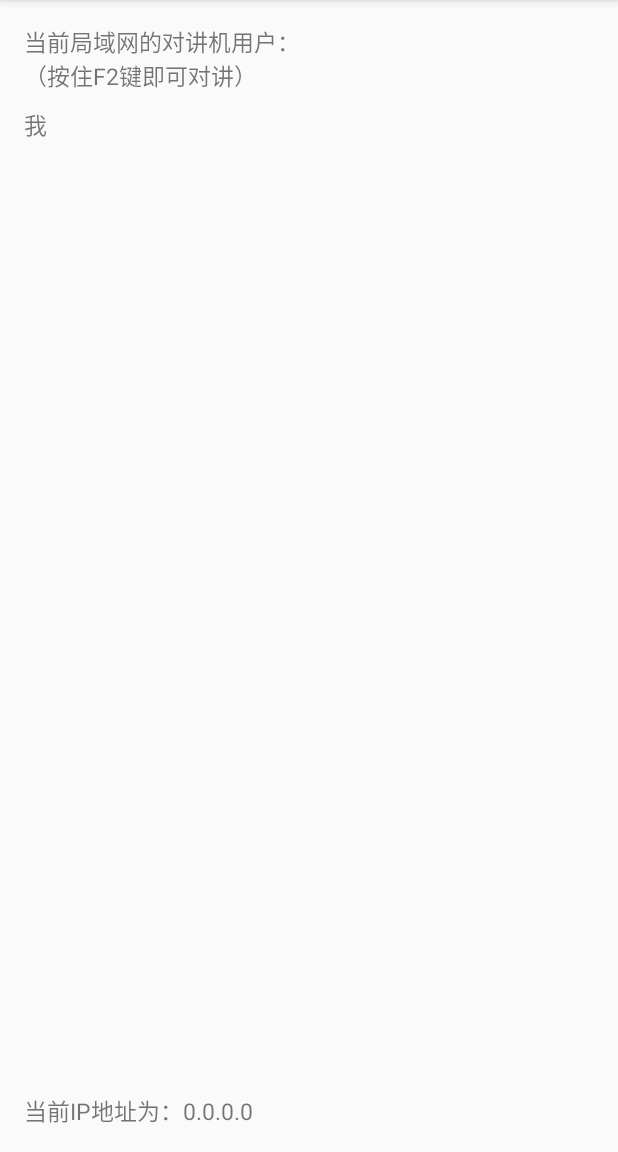
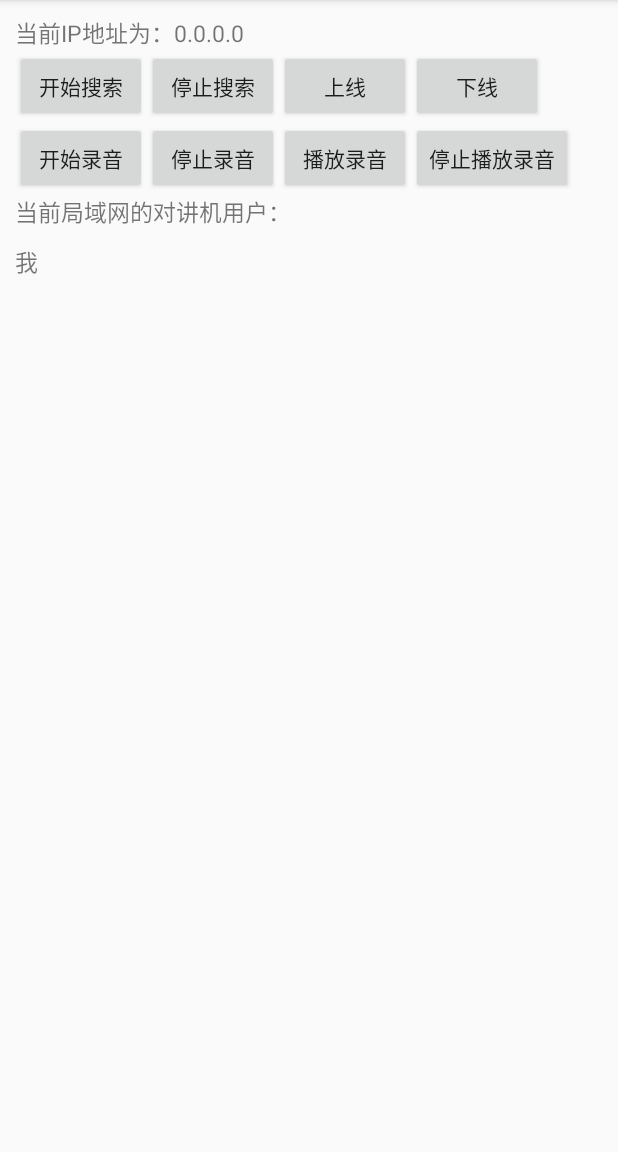
Before and after one commit to NickZt/Speex, an Android app: the screen it shows after launch (MainActivity), on a phone screen of 412 x 824 dp, the part 84-1236 px from its top. Run offline under Robolectric (Android 15) with nearby library versions, the phone set to English and light mode, and no system bars; libraries missing offline, so code that uses them is left out: com.jess.arms; 8 statements that could not run were skipped.

Commit message:
广播搜索IP地址等放上了，还放上来一个各种三方的库方便实用，目前只剩下speex

```diff
--- a/app/src/main/AndroidManifest.xml
+++ b/app/src/main/AndroidManifest.xml
@@ -18,7 +18,7 @@
     <uses-permission android:name="android.permission.READ_PHONE_STATE"/>
 
     <application
-        android:name="com.jess.arms.base.BaseApplication"
+        android:name="com.personal.App"
         android:allowBackup="true"
         android:icon="@mipmap/ic_launcher"
         android:label="@string/app_name"
--- a/app/src/main/java/com/personal/App.java
+++ b/app/src/main/java/com/personal/App.java
@@ -3,15 +3,17 @@ package com.personal;
 import android.app.Application;
 import android.content.Context;
 
+import com.jess.arms.base.BaseApplication;
+
 /**
  * Created by 山东御银智慧 on 2018/6/8.
  */
 
-public class App extends Application {
+public class App extends BaseApplication {
     private static Context context;
 
     public static Context getInstance() {
-        return context;
+        return context ;
     }
 
     @Override
--- a/app/src/main/java/com/personal/speex/MainActivity.java
+++ b/app/src/main/java/com/personal/speex/MainActivity.java
@@ -42,7 +42,6 @@ public class MainActivity extends AppCompatActivity {
     private Button stop_record_btn;
     private Button play_video_btn;
     private Button stop_video_btn;
-    private TextView show_audio_data;
 
 
     private RecyclerView localNetworkUser;
@@ -132,15 +131,7 @@ public class MainActivity extends AppCompatActivity {
     @Override
     protected void onCreate(Bundle savedInstanceState) {
         super.onCreate(savedInstanceState);
-        //setContentView(R.layout.activity_main);
         setContentView(R.layout.activity_audio);
-       /* start_record_btn =(Button) findViewById(R.id.start_record_btn);
-        stop_record_btn =(Button) findViewById(R.id.stop_record_btn);
-        play_video_btn =(Button) findViewById(R.id.play_video_btn);
-        stop_video_btn =(Button) findViewById(R.id.stop_video_btn);
-
-        show_audio_data =(TextView) findViewById(R.id.show_audio_data);*/
-
         initView();
         initData();
     }
@@ -166,6 +157,55 @@ public class MainActivity extends AppCompatActivity {
         // 设置当前IP地址
         currentIp = (TextView) findViewById(R.id.activity_audio_current_ip);
         currentIp.setText(IPUtil.getLocalIPAddress());
+
+
+
+        start_record_btn =(Button) findViewById(R.id.start_record_btn);
+        stop_record_btn =(Button) findViewById(R.id.stop_record_btn);
+        play_video_btn =(Button) findViewById(R.id.play_video_btn);
+        stop_video_btn =(Button) findViewById(R.id.stop_video_btn);
+
+        start_record_btn.setOnClickListener(new View.OnClickListener() {
+            @Override
+            public void onClick(View v) {
+                if (intercomService != null) {
+                    try {
+                        intercomService.startRecord();
+                    } catch (RemoteException e) {
+                        e.printStackTrace();
+                    }
+                }
+            }
+        });
+
+        stop_record_btn.setOnClickListener(new View.OnClickListener() {
+            @Override
+            public void onClick(View v) {
+                if (intercomService != null) {
+                    try {
+                        intercomService.stopRecord();
+                    } catch (RemoteException e) {
+                        e.printStackTrace();
+                    }
+                }
+            }
+        });
+
+        play_video_btn.setOnClickListener(new View.OnClickListener() {
+            @Override
+            public void onClick(View v) {
+                if (intercomService != null) {
+                }
+            }
+        });
+
+        stop_video_btn.setOnClickListener(new View.OnClickListener() {
+            @Override
+            public void onClick(View v) {
+                if (intercomService != null) {
+                }
+            }
+        });
     }
 
     /**
--- a/app/src/main/res/layout/activity_audio.xml
+++ b/app/src/main/res/layout/activity_audio.xml
@@ -3,31 +3,13 @@
     xmlns:app="http://schemas.android.com/apk/res-auto"
     android:layout_width="fill_parent"
     android:layout_height="fill_parent"
-    android:padding="16dp">
-
-    <TextView
-        android:id="@+id/activity_audio_local_network_user_tv"
-        android:layout_width="match_parent"
-        android:layout_height="wrap_content"
-        android:text="当前局域网的对讲机用户：\n（按住F2键即可对讲）"
-        android:textSize="15sp" />
-
-    <android.support.v7.widget.RecyclerView
-        android:id="@+id/activity_audio_local_network_user_rv"
-        android:layout_width="match_parent"
-        android:layout_height="match_parent"
-        android:layout_below="@+id/activity_audio_local_network_user_tv"
-        android:layout_marginBottom="25dp"
-        android:layout_marginTop="10dp"
-        app:layoutManager="LinearLayoutManager">
-
-    </android.support.v7.widget.RecyclerView>
+    android:padding="10dp">
 
     <LinearLayout
         android:layout_width="match_parent"
         android:layout_height="wrap_content"
         android:orientation="horizontal"
-        android:layout_alignParentBottom="true">
+        android:id="@+id/ip_ll">
 
         <TextView
             android:layout_width="wrap_content"
@@ -42,4 +24,81 @@
             android:text="255.255.255.255"
             android:textSize="15sp"/>
     </LinearLayout>
+    <LinearLayout
+        android:layout_width="match_parent"
+        android:layout_height="wrap_content"
+        android:id="@+id/search_ll"
+        android:layout_below="@+id/ip_ll"
+        >
+        <Button
+            android:id="@+id/start"
+            android:layout_width="wrap_content"
+            android:layout_height="wrap_content"
+            android:text="开始搜索"
+            />
+        <Button
+            android:id="@+id/stop"
+            android:layout_width="wrap_content"
+            android:layout_height="wrap_content"
+            android:text="停止搜索"
+            />
+        <Button
+            android:id="@+id/online"
+            android:layout_width="wrap_content"
+            android:layout_height="wrap_content"
+            android:text="上线"
+            />
+        <Button
+            android:id="@+id/offline"
+            android:layout_width="wrap_content"
+            android:layout_height="wrap_content"
+            android:text="下线"
+            />
+
+    </LinearLayout>
+    <LinearLayout
+        android:layout_width="match_parent"
+        android:layout_height="wrap_content"
+        android:id="@+id/record_ll"
+        android:layout_below="@+id/search_ll">
+        <Button
+            android:layout_width="wrap_content"
+            android:layout_height="wrap_content"
+            android:id="@+id/start_record_btn"
+            android:text="开始录音"/>
+
+        <Button
+            android:layout_width="wrap_content"
+            android:layout_height="wrap_content"
+            android:id="@+id/stop_record_btn"
+            android:text="停止录音"/>
+
+        <Button
+            android:layout_width="wrap_content"
+            android:layout_height="wrap_content"
+            android:id="@+id/play_video_btn"
+            android:text="播放录音"/>
+        <Button
+            android:layout_width="wrap_content"
+            android:layout_height="wrap_content"
+            android:id="@+id/stop_video_btn"
+            android:text="停止播放录音"/>
+    </LinearLayout>
+    <TextView
+        android:id="@+id/activity_audio_local_network_user_tv"
+        android:layout_width="match_parent"
+        android:layout_height="wrap_content"
+        android:text="当前局域网的对讲机用户："
+        android:layout_below="@+id/record_ll"
+        android:textSize="15sp" />
+    <android.support.v7.widget.RecyclerView
+        android:id="@+id/activity_audio_local_network_user_rv"
+        android:layout_width="match_parent"
+        android:layout_height="match_parent"
+        android:layout_below="@+id/activity_audio_local_network_user_tv"
+        android:layout_marginTop="10dp"
+        app:layoutManager="LinearLayoutManager">
+
+    </android.support.v7.widget.RecyclerView>
+
 </RelativeLayout>
```
Also changed, not shown: app/src/main/res/layout/activity_main.xml (deleted, +0 -82 lines).
